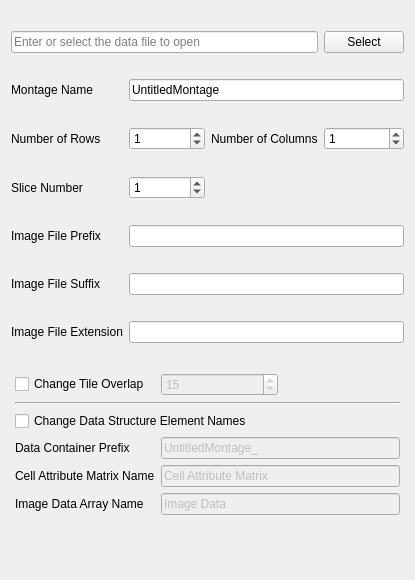
This is SIMPLVtkLib/Wizards/ImportMontage/UI_Files/EnterRobometDataPage.ui in tplatt77/SIMPLVtkLib as Qt 5 draws it before an edit. The edited form follows.
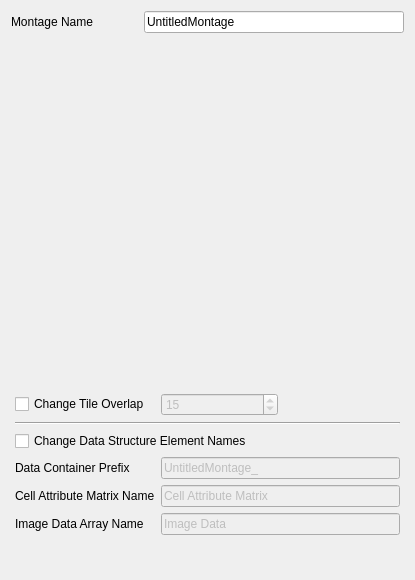
This is the edited form. Custom widgets are drawn as their Qt base class.

Commit message: Adding RobometListWidget to the Robomet wizard page.  This allows the user to build up the paths to the images that the program will read using the Robomet file.

```diff
--- a/SIMPLVtkLib/Wizards/ImportMontage/UI_Files/EnterRobometDataPage.ui
+++ b/SIMPLVtkLib/Wizards/ImportMontage/UI_Files/EnterRobometDataPage.ui
@@ -13,46 +13,11 @@
   <property name="windowTitle">
    <string>WizardPage</string>
   </property>
-  <layout class="QGridLayout" name="gridLayout" columnstretch="0,0,0,0">
+  <layout class="QGridLayout" name="gridLayout" columnstretch="0,0,0">
    <property name="sizeConstraint">
     <enum>QLayout::SetDefaultConstraint</enum>
    </property>
-   <item row="5" column="0">
-    <widget class="QLabel" name="label_4">
-     <property name="text">
-      <string>Image File Prefix</string>
-     </property>
-    </widget>
-   </item>
-   <item row="3" column="3">
-    <widget class="QSpinBox" name="numOfColsSB">
-     <property name="value">
-      <number>1</number>
-     </property>
-    </widget>
-   </item>
-   <item row="3" column="2">
-    <widget class="QLabel" name="label_2">
-     <property name="text">
-      <string>Number of Columns</string>
-     </property>
-    </widget>
-   </item>
-   <item row="3" column="0">
-    <widget class="QLabel" name="label">
-     <property name="text">
-      <string>Number of Rows</string>
-     </property>
-    </widget>
-   </item>
-   <item row="3" column="1">
-    <widget class="QSpinBox" name="numOfRowsSB">
-     <property name="value">
-      <number>1</number>
-     </property>
-    </widget>
-   </item>
-   <item row="8" column="0" colspan="4">
+   <item row="3" column="0" colspan="3">
     <layout class="QGridLayout" name="advancedGridLayout">
      <property name="leftMargin">
       <number>4</number>
@@ -153,7 +118,7 @@
      </item>
     </layout>
    </item>
-   <item row="9" column="0" colspan="4">
+   <item row="4" column="0" colspan="3">
     <spacer name="verticalSpacer">
      <property name="orientation">
       <enum>Qt::Vertical</enum>
@@ -169,73 +134,40 @@
      </property>
     </spacer>
    </item>
-   <item row="1" column="3">
-    <widget class="QPushButton" name="selectButton">
-     <property name="text">
-      <string>Select</string>
-     </property>
-    </widget>
-   </item>
-   <item row="7" column="0">
-    <widget class="QLabel" name="label_6">
-     <property name="text">
-      <string>Image File Extension</string>
-     </property>
-    </widget>
-   </item>
-   <item row="4" column="0">
-    <widget class="QLabel" name="label_3">
-     <property name="text">
-      <string>Slice Number</string>
-     </property>
-    </widget>
-   </item>
-   <item row="1" column="0" colspan="3">
-    <widget class="QLineEdit" name="dataFileLE">
-     <property name="placeholderText">
-      <string>Enter or select the data file to open</string>
-     </property>
-    </widget>
-   </item>
-   <item row="6" column="0">
-    <widget class="QLabel" name="label_5">
-     <property name="text">
-      <string>Image File Suffix</string>
-     </property>
-    </widget>
-   </item>
-   <item row="2" column="0">
+   <item row="1" column="0">
     <widget class="QLabel" name="label_17">
      <property name="text">
       <string>Montage Name</string>
      </property>
     </widget>
    </item>
-   <item row="2" column="1" colspan="3">
+   <item row="1" column="1" colspan="2">
     <widget class="QLineEdit" name="montageNameLE">
      <property name="text">
       <string>UntitledMontage</string>
      </property>
     </widget>
    </item>
-   <item row="5" column="1" colspan="3">
-    <widget class="QLineEdit" name="imageFilePrefixLE"/>
-   </item>
-   <item row="6" column="1" colspan="3">
-    <widget class="QLineEdit" name="imageFileSuffixLE"/>
-   </item>
-   <item row="7" column="1" colspan="3">
-    <widget class="QLineEdit" name="imageFileExtensionLE"/>
-   </item>
-   <item row="4" column="1">
-    <widget class="QSpinBox" name="sliceNumberSB">
-     <property name="value">
-      <number>1</number>
+   <item row="2" column="0" colspan="3">
+    <widget class="RobometListWidget" name="robometListWidget" native="true">
+     <property name="minimumSize">
+      <size>
+       <width>0</width>
+       <height>0</height>
+      </size>
      </property>
     </widget>
    </item>
   </layout>
  </widget>
+ <customwidgets>
+  <customwidget>
+   <class>RobometListWidget</class>
+   <extends>QWidget</extends>
+   <header location="global">RobometListWidget.h</header>
+   <container>1</container>
+  </customwidget>
+ </customwidgets>
  <tabstops>
   <tabstop>dataFileLE</tabstop>
   <tabstop>selectButton</tabstop>
```
Left out of the diff: 8 changed lines with no effect on the pictures. The commit also changes 7 other files.
